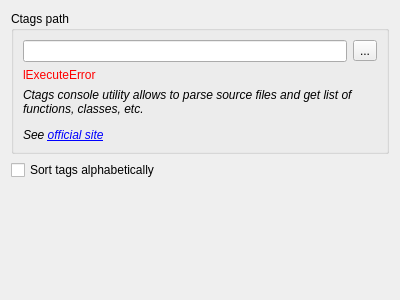
Before: the Qt Designer form enki/plugins/navigator/Settings.ui in andreikop/enki, drawn with Qt 5.
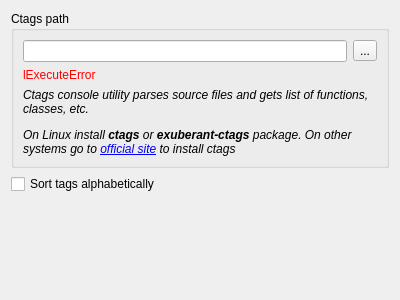
After: the same form once the commit is applied.

Commit message: ctags: better installation hints

What changed in the file:
```diff
--- a/enki/plugins/navigator/Settings.ui
+++ b/enki/plugins/navigator/Settings.ui
@@ -86,7 +86,7 @@
          </font>
         </property>
         <property name="text">
-         <string>&lt;html&gt;&lt;head/&gt;&lt;body&gt;&lt;p&gt;Ctags console utility allows to parse source files and get list of functions, classes, etc.&lt;/p&gt;&lt;p&gt;See &lt;a href=&quot;http://ctags.sourceforge.net/&quot;&gt;&lt;span style=&quot; text-decoration: underline; color:#0000ff;&quot;&gt;official site&lt;/span&gt;&lt;/a&gt;&lt;/p&gt;&lt;/body&gt;&lt;/html&gt;</string>
+         <string>&lt;html&gt;&lt;head/&gt;&lt;body&gt;&lt;p&gt;Ctags console utility parses source files and gets list of functions, classes, etc.&lt;/p&gt;&lt;p&gt;On Linux install &lt;span style=&quot; font-weight:600;&quot;&gt;ctags&lt;/span&gt; or &lt;span style=&quot; font-weight:600;&quot;&gt;exuberant-ctags&lt;/span&gt; package. On other systems go to &lt;a href=&quot;http://ctags.sourceforge.net/&quot;&gt;&lt;span style=&quot; text-decoration: underline; color:#0000ff;&quot;&gt;official site&lt;/span&gt;&lt;/a&gt; to install ctags&lt;/p&gt;&lt;/body&gt;&lt;/html&gt;</string>
         </property>
         <property name="wordWrap">
          <bool>true</bool>
```
